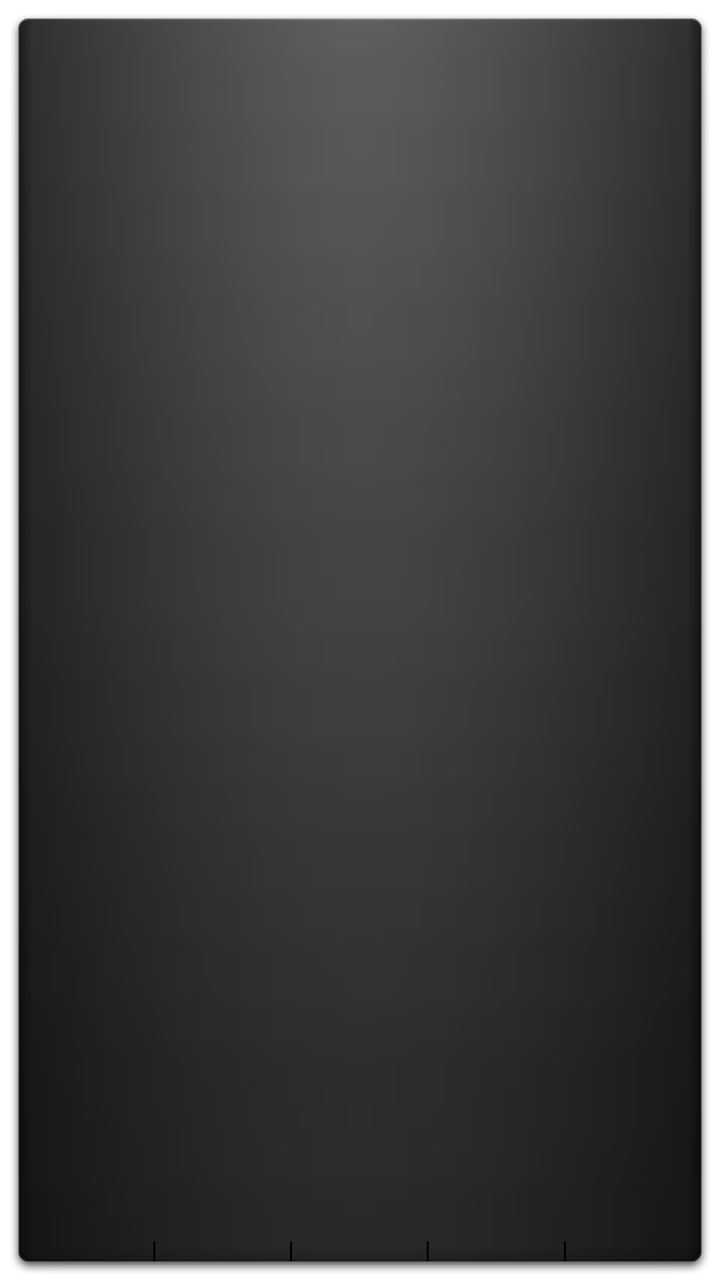
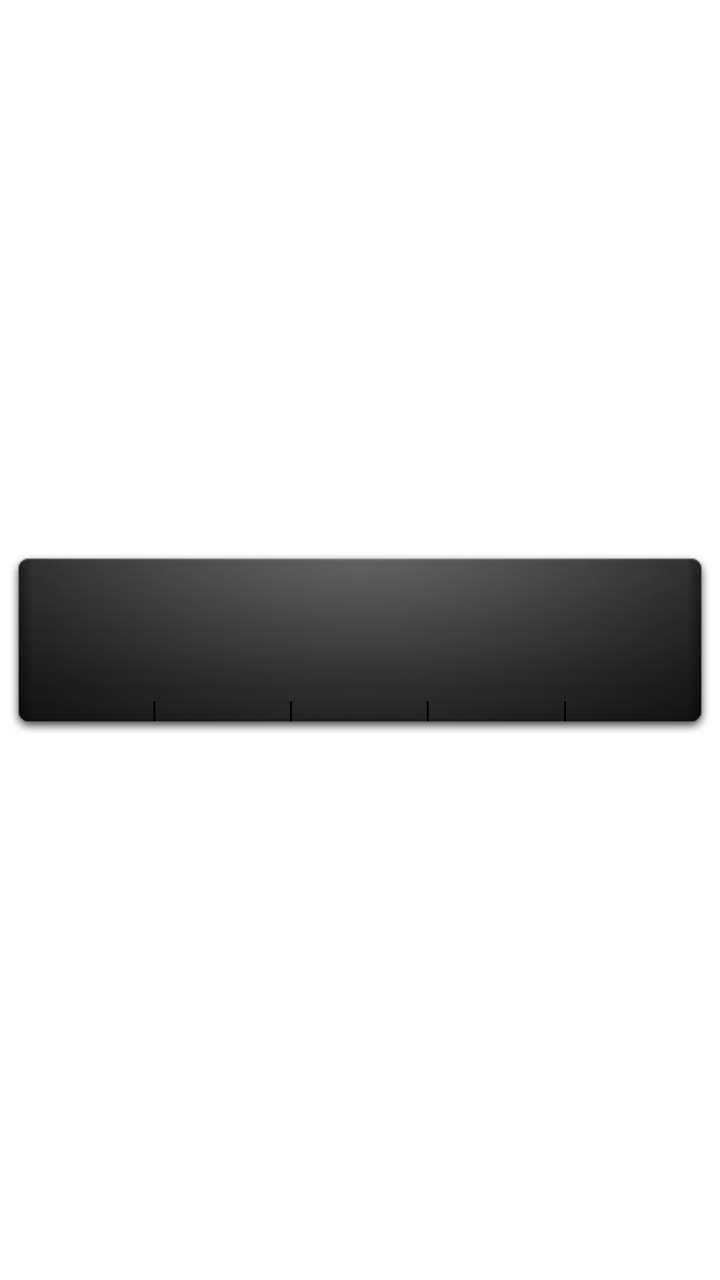

Before-and-after screenshots of an Android layout around one commit, followed by the original layout XML and the change that was made.
<!-- AndroidManifest.xml: fallback theme Theme.MaterialComponents.DayNight.NoActionBar -->
<!-- res/layout/power_widget.xml -->
<?xml version="1.0" encoding="utf-8"?>
<LinearLayout xmlns:android="http://schemas.android.com/apk/res/android"
    android:id="@+id/main"
    android:layout_width="match_parent"
    android:layout_height="match_parent"
    android:gravity="center"
    android:background="@drawable/appwidget_bg" >

    <LinearLayout
        android:id="@+id/btn_wifi"
        android:layout_width="0dip"
        android:layout_weight="1"
        android:layout_height="match_parent"
        android:background="@drawable/appwidget_button_left"
        android:clickable="true"
        android:focusable="true"
        android:orientation="vertical">

        <ImageView
            android:id="@+id/img_wifi"
            android:layout_width="match_parent"
            android:layout_height="0dip"
            android:layout_weight="1"
            android:scaleType="center"
            />

        <ImageView
            android:id="@+id/ind_wifi"
            android:layout_width="match_parent"
            android:layout_height="wrap_content"
            android:scaleType="fitXY"
            />
        </LinearLayout>

    <ImageView
        android:layout_width="1dip"
        android:layout_height="match_parent"
        android:background="@drawable/appwidget_settings_divider"
        />

    <LinearLayout
        android:id="@+id/btn_bluetooth"
        android:layout_width="0dip"
        android:layout_weight="1"
        android:layout_height="match_parent"
        android:background="@drawable/appwidget_button_center"
        android:clickable="true"
        android:focusable="true"
        android:orientation="vertical">

        <ImageView
            android:id="@+id/img_bluetooth"
            android:layout_width="match_parent"
            android:layout_height="0dip"
            android:layout_weight="1"
            android:scaleType="center"
            />

        <ImageView
            android:id="@+id/ind_bluetooth"
            android:layout_width="match_parent"
            android:layout_height="wrap_content"
            android:scaleType="fitXY"
            />

    </LinearLayout>

    <ImageView
        android:layout_width="1dip"
        android:layout_height="match_parent"
        android:background="@drawable/appwidget_settings_divider"
        />

    <LinearLayout
        android:id="@+id/btn_gps"
        android:layout_width="0dip"
        android:layout_weight="1"
        android:layout_height="match_parent"
        android:background="@drawable/appwidget_button_center"
        android:clickable="true"
        android:focusable="true"
        android:orientation="vertical">

        <ImageView
            android:id="@+id/img_gps"
            android:layout_width="match_parent"
            android:layout_height="0dip"
            android:layout_weight="1"
            android:scaleType="center"
            />

        <ImageView
            android:id="@+id/ind_gps"
            android:layout_width="match_parent"
            android:layout_height="wrap_content"
            android:scaleType="fitXY"
            />
    </LinearLayout>

    <ImageView
        android:layout_width="1dip"
        android:layout_height="match_parent"
        android:background="@drawable/appwidget_settings_divider"
        />    

    <LinearLayout
        android:id="@+id/btn_sync"
        android:layout_width="0dip"
        android:layout_weight="1"
        android:layout_height="match_parent"
        android:background="@drawable/appwidget_button_center"
        android:clickable="true"
        android:focusable="true"
        android:orientation="vertical">

        <ImageView
            android:id="@+id/img_sync"
            android:layout_width="match_parent"
            android:layout_height="0dip"
            android:layout_weight="1"
            android:scaleType="center"
            />

        <ImageView
            android:id="@+id/ind_sync"
            android:layout_width="match_parent"
            android:layout_height="wrap_content"
            android:scaleType="fitXY"
            />
    </LinearLayout>

    <ImageView
        android:layout_width="1dip"
        android:layout_height="match_parent"
        android:background="@drawable/appwidget_settings_divider"
        />

    <LinearLayout
        android:id="@+id/btn_brightness"
        android:layout_width="0dip"
        android:layout_weight="1"
        android:layout_height="match_parent"
        android:background="@drawable/appwidget_button_right"
        android:clickable="true"
        android:focusable="true"
        android:orientation="vertical">

        <ImageView
            android:id="@+id/img_brightness"
            android:layout_width="match_parent"
            android:layout_height="0dip"
            android:layout_weight="1"
            android:scaleType="center"
            />

        <ImageView
            android:id="@+id/ind_brightness"
            android:layout_width="match_parent"
            android:layout_height="wrap_content"
            android:scaleType="fitXY"
            />
    </LinearLayout>

</LinearLayout>
<!-- resources referenced by this layout -->
<resources>
  <!-- drawable appwidget_bg: png bitmap (drawable-hdpi, 2909 bytes) -->
  <!-- drawable appwidget_button_center (drawable) -->
  <?xml version="1.0" encoding="utf-8"?>
  <selector xmlns:android="http://schemas.android.com/apk/res/android">
  
      <item android:state_pressed="true"
          android:drawable="@drawable/appwidget_inner_press_c" />
  
      <item android:state_focused="true" android:state_enabled="true"
          android:state_window_focused="true"
          android:drawable="@drawable/appwidget_inner_focus_c" />
  
      <item
           android:drawable="@android:color/transparent" />
  </selector>
  <!-- drawable appwidget_button_left (drawable) -->
  <?xml version="1.0" encoding="utf-8"?>
  <selector xmlns:android="http://schemas.android.com/apk/res/android">
  
      <item android:state_pressed="true"
          android:drawable="@drawable/appwidget_inner_press_l" />
  
      <item android:state_focused="true" android:state_enabled="true"
          android:state_window_focused="true"
          android:drawable="@drawable/appwidget_inner_focus_l" />
  
      <item
           android:drawable="@android:color/transparent" />
  </selector>
  <!-- drawable appwidget_button_right (drawable) -->
  <?xml version="1.0" encoding="utf-8"?>
  <selector xmlns:android="http://schemas.android.com/apk/res/android">
  
      <item android:state_pressed="true"
          android:drawable="@drawable/appwidget_inner_press_r" />
  
      <item android:state_focused="true" android:state_enabled="true"
          android:state_window_focused="true"
          android:drawable="@drawable/appwidget_inner_focus_r" />
  
      <item
           android:drawable="@android:color/transparent" />
  </selector>
  <!-- drawable appwidget_settings_divider: png bitmap (drawable-hdpi, 2812 bytes) -->
  <!-- drawable appwidget_inner_press_c: png bitmap (drawable-hdpi, 223 bytes) -->
  <!-- drawable appwidget_inner_focus_c: png bitmap (drawable-hdpi, 221 bytes) -->
  <!-- drawable appwidget_inner_press_l: png bitmap (drawable-hdpi, 408 bytes) -->
  <!-- drawable appwidget_inner_focus_l: png bitmap (drawable-hdpi, 400 bytes) -->
  <!-- drawable appwidget_inner_press_r: png bitmap (drawable-hdpi, 419 bytes) -->
  <!-- drawable appwidget_inner_focus_r: png bitmap (drawable-hdpi, 423 bytes) -->
</resources>

<!-- the commit's change to res/layout/power_widget.xml (unified diff, before → after) -->
@@ -1,164 +1,169 @@
 <?xml version="1.0" encoding="utf-8"?>
-<LinearLayout xmlns:android="http://schemas.android.com/apk/res/android"
-    android:id="@+id/main"
+<FrameLayout xmlns:android="http://schemas.android.com/apk/res/android"
     android:layout_width="match_parent"
-    android:layout_height="match_parent"
-    android:gravity="center"
-    android:background="@drawable/appwidget_bg" >
+    android:layout_height="match_parent">
+    <LinearLayout
+        android:id="@+id/main"
+        android:layout_width="match_parent"
+        android:layout_height="100dp"
+        android:layout_gravity="center_vertical"
+        android:gravity="center"
+        android:background="@drawable/appwidget_bg" >
 
-    <LinearLayout
-        android:id="@+id/btn_wifi"
-        android:layout_width="0dip"
-        android:layout_weight="1"
-        android:layout_height="match_parent"
-        android:background="@drawable/appwidget_button_left"
-        android:clickable="true"
-        android:focusable="true"
-        android:orientation="vertical">
+        <LinearLayout
+            android:id="@+id/btn_wifi"
+            android:layout_width="0dip"
+            android:layout_weight="1"
+            android:layout_height="match_parent"
+            android:background="@drawable/appwidget_button_left"
+            android:clickable="true"
+            android:focusable="true"
+            android:orientation="vertical">
+
+            <ImageView
+                android:id="@+id/img_wifi"
+                android:layout_width="match_parent"
+                android:layout_height="0dip"
+                android:layout_weight="1"
+                android:scaleType="center"
+                />
+
+            <ImageView
+                android:id="@+id/ind_wifi"
+                android:layout_width="match_parent"
+                android:layout_height="wrap_content"
+                android:scaleType="fitXY"
+                />
+            </LinearLayout>
 
         <ImageView
-            android:id="@+id/img_wifi"
-            android:layout_width="match_parent"
-            android:layout_height="0dip"
-            android:layout_weight="1"
-            android:scaleType="center"
+            android:layout_width="1dip"
+            android:layout_height="match_parent"
+            android:background="@drawable/appwidget_settings_divider"
             />
 
-        <ImageView
-            android:id="@+id/ind_wifi"
-            android:layout_width="match_parent"
-            android:layout_height="wrap_content"
-            android:scaleType="fitXY"
-            />
+        <LinearLayout
+            android:id="@+id/btn_bluetooth"
+            android:layout_width="0dip"
+            android:layout_weight="1"
+            android:layout_height="match_parent"
+            android:background="@drawable/appwidget_button_center"
+            android:clickable="true"
+            android:focusable="true"
+            android:orientation="vertical">
+
+            <ImageView
+                android:id="@+id/img_bluetooth"
+                android:layout_width="match_parent"
+                android:layout_height="0dip"
+                android:layout_weight="1"
+                android:scaleType="center"
+                />
+
+            <ImageView
+                android:id="@+id/ind_bluetooth"
+                android:layout_width="match_parent"
+                android:layout_height="wrap_content"
+                android:scaleType="fitXY"
+                />
+
         </LinearLayout>
 
-    <ImageView
-        android:layout_width="1dip"
-        android:layout_height="match_parent"
-        android:background="@drawable/appwidget_settings_divider"
-        />
+        <ImageView
+            android:layout_width="1dip"
+            android:layout_height="match_parent"
+            android:background="@drawable/appwidget_settings_divider"
+            />
 
-    <LinearLayout
-        android:id="@+id/btn_bluetooth"
-        android:layout_width="0dip"
-        android:layout_weight="1"
-        android:layout_height="match_parent"
-        android:background="@drawable/appwidget_button_center"
-        android:clickable="true"
-        android:focusable="true"
-        android:orientation="vertical">
+        <LinearLayout
+            android:id="@+id/btn_gps"
+            android:layout_width="0dip"
+            android:layout_weight="1"
+            android:layout_height="match_parent"
+            android:background="@drawable/appwidget_button_center"
+            android:clickable="true"
+            android:focusable="true"
+            android:orientation="vertical">
+
+            <ImageView
+                android:id="@+id/img_gps"
+                android:layout_width="match_parent"
+                android:layout_height="0dip"
+                android:layout_weight="1"
+                android:scaleType="center"
+                />
+
+            <ImageView
+                android:id="@+id/ind_gps"
+                android:layout_width="match_parent"
+                android:layout_height="wrap_content"
+                android:scaleType="fitXY"
+                />
+        </LinearLayout>
 
         <ImageView
-            android:id="@+id/img_bluetooth"
-            android:layout_width="match_parent"
-            android:layout_height="0dip"
+            android:layout_width="1dip"
+            android:layout_height="match_parent"
+            android:background="@drawable/appwidget_settings_divider"
+            />    
+
+        <LinearLayout
+            android:id="@+id/btn_sync"
+            android:layout_width="0dip"
             android:layout_weight="1"
-            android:scaleType="center"
+            android:layout_height="match_parent"
+            android:background="@drawable/appwidget_button_center"
+            android:clickable="true"
+            android:focusable="true"
+            android:orientation="vertical">
+
+            <ImageView
+                android:id="@+id/img_sync"
+                android:layout_width="match_parent"
+                android:layout_height="0dip"
+                android:layout_weight="1"
+                android:scaleType="center"
+                />
+
+            <ImageView
+                android:id="@+id/ind_sync"
+                android:layout_width="match_parent"
+                android:layout_height="wrap_content"
+                android:scaleType="fitXY"
+                />
+        </LinearLayout>
+
+        <ImageView
+            android:layout_width="1dip"
+            android:layout_height="match_parent"
+            android:background="@drawable/appwidget_settings_divider"
             />
 
-        <ImageView
-            android:id="@+id/ind_bluetooth"
-            android:layout_width="match_parent"
-            android:layout_height="wrap_content"
-            android:scaleType="fitXY"
-            />
+        <LinearLayout
+            android:id="@+id/btn_brightness"
+            android:layout_width="0dip"
+            android:layout_weight="1"
+            android:layout_height="match_parent"
+            android:background="@drawable/appwidget_button_right"
+            android:clickable="true"
+            android:focusable="true"
+            android:orientation="vertical">
+
+            <ImageView
+                android:id="@+id/img_brightness"
+                android:layout_width="match_parent"
+                android:layout_height="0dip"
+                android:layout_weight="1"
+                android:scaleType="center"
+                />
+
+            <ImageView
+                android:id="@+id/ind_brightness"
+                android:layout_width="match_parent"
+                android:layout_height="wrap_content"
+                android:scaleType="fitXY"
+                />
+        </LinearLayout>
 
     </LinearLayout>
-
-    <ImageView
-        android:layout_width="1dip"
-        android:layout_height="match_parent"
-        android:background="@drawable/appwidget_settings_divider"
-        />
-
-    <LinearLayout
-        android:id="@+id/btn_gps"
-        android:layout_width="0dip"
-        android:layout_weight="1"
-        android:layout_height="match_parent"
-        android:background="@drawable/appwidget_button_center"
-        android:clickable="true"
-        android:focusable="true"
-        android:orientation="vertical">
-
-        <ImageView
-            android:id="@+id/img_gps"
-            android:layout_width="match_parent"
-            android:layout_height="0dip"
-            android:layout_weight="1"
-            android:scaleType="center"
-            />
-
-        <ImageView
-            android:id="@+id/ind_gps"
-            android:layout_width="match_parent"
-            android:layout_height="wrap_content"
-            android:scaleType="fitXY"
-            />
-    </LinearLayout>
-
-    <ImageView
-        android:layout_width="1dip"
-        android:layout_height="match_parent"
-        android:background="@drawable/appwidget_settings_divider"
-        />    
-
-    <LinearLayout
-        android:id="@+id/btn_sync"
-        android:layout_width="0dip"
-        android:layout_weight="1"
-        android:layout_height="match_parent"
-        android:background="@drawable/appwidget_button_center"
-        android:clickable="true"
-        android:focusable="true"
-        android:orientation="vertical">
-
-        <ImageView
-            android:id="@+id/img_sync"
-            android:layout_width="match_parent"
-            android:layout_height="0dip"
-            android:layout_weight="1"
-            android:scaleType="center"
-            />
-
-        <ImageView
-            android:id="@+id/ind_sync"
-            android:layout_width="match_parent"
-            android:layout_height="wrap_content"
-            android:scaleType="fitXY"
-            />
-    </LinearLayout>
-
-    <ImageView
-        android:layout_width="1dip"
-        android:layout_height="match_parent"
-        android:background="@drawable/appwidget_settings_divider"
-        />
-
-    <LinearLayout
-        android:id="@+id/btn_brightness"
-        android:layout_width="0dip"
-        android:layout_weight="1"
-        android:layout_height="match_parent"
-        android:background="@drawable/appwidget_button_right"
-        android:clickable="true"
-        android:focusable="true"
-        android:orientation="vertical">
-
-        <ImageView
-            android:id="@+id/img_brightness"
-            android:layout_width="match_parent"
-            android:layout_height="0dip"
-            android:layout_weight="1"
-            android:scaleType="center"
-            />
-
-        <ImageView
-            android:id="@+id/ind_brightness"
-            android:layout_width="match_parent"
-            android:layout_height="wrap_content"
-            android:scaleType="fitXY"
-            />
-    </LinearLayout>
-
-</LinearLayout>
+</FrameLayout>
